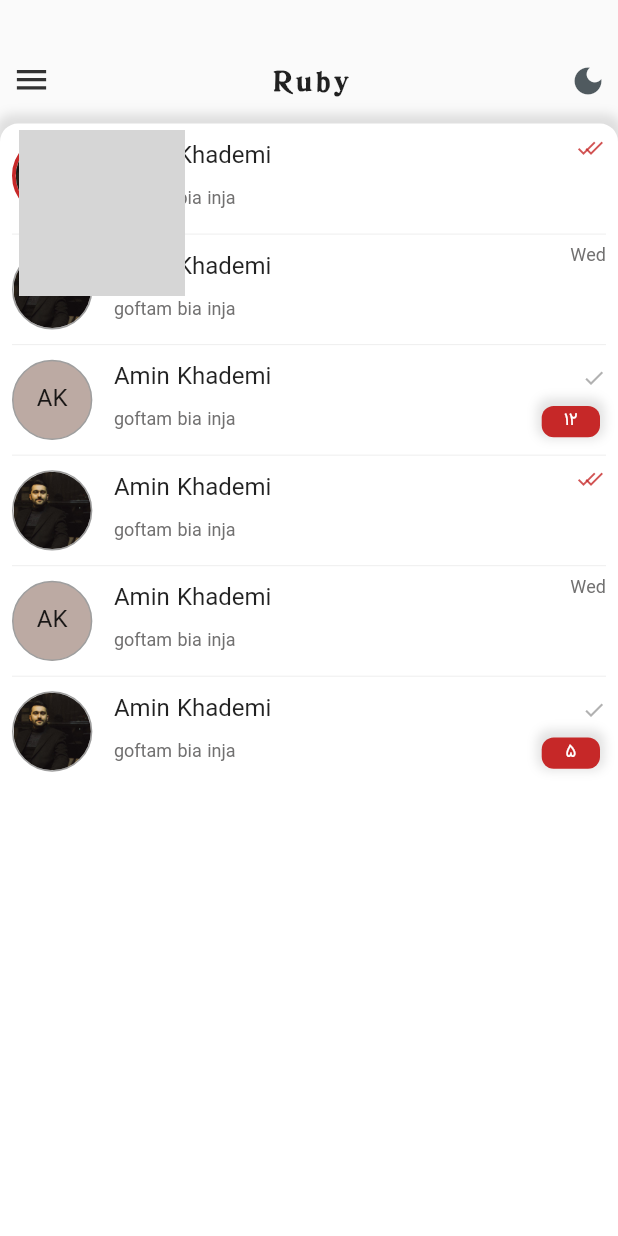
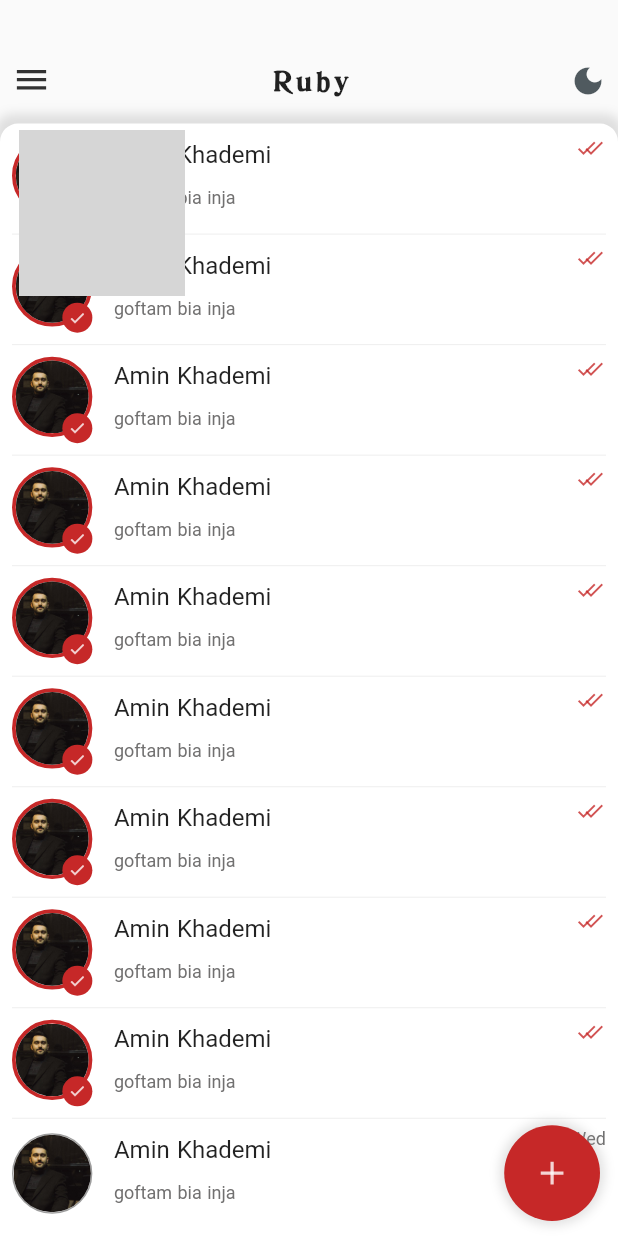
Before and after one commit to Amin397/ruby-messanger, a Flutter app: the HomeScreen screen opened directly, on a phone screen of 412 x 824 dp. Run offline on Flutter 3.47's test engine with Material 2 defaults, Android fonts, the phone set to English and light mode, and no system bars; drawn by our look-alikes of auto_size_text; our stand-ins replace dotted_border, flutter_staggered_animations, get, get_storage, image_cropper, image_picker and 4 more; accounts and stored records are empty; network calls fail; grey boxes are pictures that could not be loaded.

Commit message:
last update main new chat button completed

```diff
--- a/lib/Screens/Home/Controller/home_controller.dart
+++ b/lib/Screens/Home/Controller/home_controller.dart
@@ -7,7 +7,7 @@ import 'package:rubymessanger/main.dart';
 import 'package:web_socket_channel/web_socket_channel.dart';
 
 class HomeController extends GetxController
-    with GetSingleTickerProviderStateMixin {
+    with GetTickerProviderStateMixin {
 
   final GlobalKey scaffoldKey = GlobalKey<ScaffoldState>();
 
@@ -15,11 +15,94 @@ class HomeController extends GetxController
 
 
   late AnimationController animatedIconController;
+  late AnimationController animatedIconController1;
   RxBool isCollapsed = false.obs;
+  RxBool isNewChat = false.obs;
 
   RxBool isDark = false.obs;
+  RxBool scrollTop = true.obs;
 
   List<ChatModel> listOfChats = [
+    ChatModel(
+      fromMe: true,
+      delivered: true,
+      unreadMessage: 0.obs,
+      title: 'Amin Khademi',
+      image: 'assets/images/image.jpg',
+      lastMessage: 'goftam bia inja',
+      seen: true,
+      isSelected: true.obs,
+    ),
+    ChatModel(
+      fromMe: true,
+      delivered: true,
+      unreadMessage: 0.obs,
+      title: 'Amin Khademi',
+      image: 'assets/images/image.jpg',
+      lastMessage: 'goftam bia inja',
+      seen: true,
+      isSelected: true.obs,
+    ),
+    ChatModel(
+      fromMe: true,
+      delivered: true,
+      unreadMessage: 0.obs,
+      title: 'Amin Khademi',
+      image: 'assets/images/image.jpg',
+      lastMessage: 'goftam bia inja',
+      seen: true,
+      isSelected: true.obs,
+    ),
+    ChatModel(
+      fromMe: true,
+      delivered: true,
+      unreadMessage: 0.obs,
+      title: 'Amin Khademi',
+      image: 'assets/images/image.jpg',
+      lastMessage: 'goftam bia inja',
+      seen: true,
+      isSelected: true.obs,
+    ),
+    ChatModel(
+      fromMe: true,
+      delivered: true,
+      unreadMessage: 0.obs,
+      title: 'Amin Khademi',
+      image: 'assets/images/image.jpg',
+      lastMessage: 'goftam bia inja',
+      seen: true,
+      isSelected: true.obs,
+    ),
+    ChatModel(
+      fromMe: true,
+      delivered: true,
+      unreadMessage: 0.obs,
+      title: 'Amin Khademi',
+      image: 'assets/images/image.jpg',
+      lastMessage: 'goftam bia inja',
+      seen: true,
+      isSelected: true.obs,
+    ),
+    ChatModel(
+      fromMe: true,
+      delivered: true,
+      unreadMessage: 0.obs,
+      title: 'Amin Khademi',
+      image: 'assets/images/image.jpg',
+      lastMessage: 'goftam bia inja',
+      seen: true,
+      isSelected: true.obs,
+    ),
+    ChatModel(
+      fromMe: true,
+      delivered: true,
+      unreadMessage: 0.obs,
+      title: 'Amin Khademi',
+      image: 'assets/images/image.jpg',
+      lastMessage: 'goftam bia inja',
+      seen: true,
+      isSelected: true.obs,
+    ),
     ChatModel(
       fromMe: true,
       delivered: true,
@@ -82,14 +165,23 @@ class HomeController extends GetxController
     ),
   ];
 
+   late ScrollController scrollController;
+
   @override
   void onInit() {
     super.onInit();
+
+    scrollController = ScrollController(initialScrollOffset: 0.0);
 
     if (Get.isDarkMode) {
       isDark(true);
     }
     animatedIconController = AnimationController(
+      vsync: this,
+      duration: const Duration(milliseconds: 300),
+      reverseDuration: const Duration(milliseconds: 300),
+    );
+    animatedIconController1 = AnimationController(
       vsync: this,
       duration: const Duration(milliseconds: 300),
       reverseDuration: const Duration(milliseconds: 300),
@@ -113,6 +205,18 @@ class HomeController extends GetxController
       isCollapsed(true);
     }
     update(['menu']);
+  }
+
+  void newChat() async {
+
+    if (isNewChat.isTrue) {
+      animatedIconController1.reverse();
+      isNewChat(false);
+    } else {
+      animatedIconController1.forward();
+      isNewChat(true);
+    }
+    update(['newChat']);
   }
 
   void changeTheme() {
@@ -149,4 +253,13 @@ class HomeController extends GetxController
     super.dispose();
   }
 
+  void scrollList(ScrollUpdateNotification t) {
+    if(t.scrollDelta! < 0){
+      scrollTop(true);
+    }else{
+      scrollTop(false);
+    }
+    // print(t.scrollDelta);
+  }
+
 }
--- /dev/null
+++ b/lib/Screens/Home/View/Widget/build_floating_create_new_chat_button_widget.dart
@@ -0,0 +1,54 @@
+import 'package:flutter/material.dart';
+import 'package:get/get.dart';
+import 'package:rubymessanger/Const/ColorUtils.dart';
+import 'package:rubymessanger/Screens/Home/Controller/home_controller.dart';
+import 'package:rubymessanger/Utils/view_utils.dart';
+
+class BuildFloatingCreateNewChatButtonWidget extends StatelessWidget {
+  const BuildFloatingCreateNewChatButtonWidget(
+      {Key? key, required this.controller})
+      : super(key: key);
+
+  final HomeController controller;
+
+  @override
+  Widget build(BuildContext context) {
+    return Obx(
+      () => AnimatedPositioned(
+        right: 12.0,
+        bottom: (controller.scrollTop.isTrue) ? 10.0 : -100,
+        duration: const Duration(milliseconds: 220),
+        child: _buildNewChatButton(),
+      ),
+    );
+  }
+
+  Widget _buildNewChatButton() {
+    return GestureDetector(
+      onTap: () {
+        controller.newChat();
+      },
+      child: Container(
+        height: Get.width * .155,
+        width: Get.width * .155,
+        decoration: BoxDecoration(
+          color: ColorUtils.mainColor,
+          shape: BoxShape.circle,
+          boxShadow: ViewUtils.shadow(),
+        ),
+        child: Center(
+          child: GetBuilder(
+            id: 'newChat',
+            init: controller,
+            builder: (ctx) => AnimatedIcon(
+              size: 26,
+              color: Colors.white,
+              icon: AnimatedIcons.add_event,
+              progress: controller.animatedIconController1,
+            ),
+          ),
+        ),
+      ),
+    );
+  }
+}
--- a/lib/Screens/Home/View/Widget/home_back_widget.dart
+++ b/lib/Screens/Home/View/Widget/home_back_widget.dart
@@ -34,13 +34,16 @@ class HomeBackWidget extends StatelessWidget {
                     BuildProfilePart(
                       controller: controller,
                     ),
-                    Divider(),
+                    const Divider(),
                     _buildMenuItem(
                         icon: const Icon(
                           Icons.settings,
                         ),
                         text: 'Setting'),
-                    _buildMenuItem(icon: Icon(Icons.info), text: 'Info'),
+                    _buildMenuItem(
+                      icon: Icon(Icons.info),
+                      text: 'Info',
+                    ),
                   ],
                 ),
               ),
--- a/lib/Screens/Home/View/Widget/home_front_widget.dart
+++ b/lib/Screens/Home/View/Widget/home_front_widget.dart
@@ -48,12 +48,14 @@ class HomeFrontWidget extends StatelessWidget {
               ),
             ),
             child: AnimationLimiter(
+              child: NotificationListener(
                 child: ListView.separated(
                   separatorBuilder: (BuildContext context, int index) => Divider(
                     color: Colors.grey[200],
                   ),
+                  controller: controller.scrollController,
                   itemCount: controller.listOfChats.length,
-                physics: const BouncingScrollPhysics(),
+                  // physics: const BouncingScrollPhysics(),
                   itemBuilder: (BuildContext context, int index) =>
                       AnimationConfiguration.staggeredList(
                         position: index,
@@ -67,6 +69,27 @@ class HomeFrontWidget extends StatelessWidget {
                         ),
                       ),
                 ),
+                onNotification: (ScrollUpdateNotification t) {
+                  // print(controller.scrollController.position.activity!.delegate.axisDirection.name);
+                  // print(t.dragDetails!.delta.direction);
+                  // print(t.dragDetails!.globalPosition.dy);
+                  // if (t.metrics.atEdge) {
+                  //   if (t.metrics.pixels == 0) {
+                  //     print('At top');
+                  //   } else {
+                  //     print('At bottom');
+                  //   }
+                  // }
+                  // print(t.metrics.axisDirection.index);
+                  // if (t is ScrollStartNotification) {
+                    // print("scroll");
+                    // print("detail:"+t.dragDetails.toString());
+                    /// your code
+                    ///
+                  controller.scrollList(t);
+                 return true;
+                },
+              ),
             ),
           ),
         ),
--- a/lib/Screens/Home/View/home_screen.dart
+++ b/lib/Screens/Home/View/home_screen.dart
@@ -1,6 +1,10 @@
+import 'package:auto_size_text/auto_size_text.dart';
 import 'package:flutter/material.dart';
 import 'package:get/get.dart';
+import 'package:rubymessanger/Const/ColorUtils.dart';
 import 'package:rubymessanger/Screens/Home/Controller/home_controller.dart';
+import 'package:rubymessanger/Screens/Home/View/Widget/build_floating_create_new_chat_button_widget.dart';
+import 'package:rubymessanger/Utils/view_utils.dart';
 import 'Widget/home_back_widget.dart';
 import 'Widget/home_front_widget.dart';
 
@@ -18,18 +22,145 @@ class HomeScreen extends StatelessWidget {
         body: SizedBox(
           height: Get.height,
           width: Get.width,
-          child: Stack(
+          child: Obx(
+            () => Stack(
               children: [
                 HomeBackWidget(
                   controller: controller,
                 ),
                 HomeFrontWidget(
-                controller:controller,
-              )
+                  controller: controller,
+                ),
+                (controller.isNewChat.isTrue)
+                    ? _buildNewChatBackground()
+                    : const SizedBox(),
+                BuildFloatingCreateNewChatButtonWidget(
+                  controller: controller,
+                ),
+                _buildCreateNewChat(),
+                _buildCreateNewGroup(),
+                _buildCreateNewChannel(),
               ],
+            ),
           ),
         ),
       ),
     );
   }
+
+  Widget _buildNewChatBackground() {
+    return GestureDetector(
+      onTap: () {
+        controller.newChat();
+      },
+      child: AnimatedContainer(
+        duration: const Duration(milliseconds: 200),
+        height: (controller.scrollTop.isTrue) ? Get.height : 0.0,
+        width: Get.width,
+        color: (Get.isDarkMode)
+            ? ColorUtils.mainDarkColor.withOpacity(.9)
+            : Colors.white.withOpacity(.9),
+      ),
+    );
   }
+
+  Widget _buildCreateNewChannel() {
+    return AnimatedPositioned(
+      bottom: Get.width * .22,
+      left: (controller.isNewChat.isTrue) ? Get.width * .55 : -200,
+      duration: const Duration(milliseconds: 300),
+      child: Container(
+        height: 50.0,
+        width: Get.width * .4,
+        decoration: BoxDecoration(
+          color: Colors.blue,
+          boxShadow: ViewUtils.shadow(),
+          borderRadius: const BorderRadius.only(
+            topLeft: Radius.circular(50.0),
+            bottomLeft: Radius.circular(50.0),
+            topRight: Radius.circular(50.0),
+          ),
+        ),
+        child: _buildNewCardDetail(
+          icon: Icons.notification_add,
+          title: 'New Channel',
+        ),
+      ),
+    );
+  }
+
+  Widget _buildCreateNewGroup() {
+    return AnimatedPositioned(
+      bottom: Get.width * .38,
+      left: (controller.isNewChat.isTrue) ? Get.width * .55 : -200,
+      duration: const Duration(milliseconds: 350),
+      child: Container(
+        height: 50.0,
+        width: Get.width * .4,
+        decoration: BoxDecoration(
+          color: Colors.blue,
+          boxShadow: ViewUtils.shadow(),
+          borderRadius: const BorderRadius.only(
+            topLeft: Radius.circular(50.0),
+            bottomLeft: Radius.circular(50.0),
+            topRight: Radius.circular(50.0),
+          ),
+        ),
+        child: _buildNewCardDetail(
+          icon: Icons.group_add,
+          title: 'New Group',
+        ),
+      ),
+    );
+  }
+
+  Widget _buildCreateNewChat() {
+    return AnimatedPositioned(
+      bottom: Get.width * .54,
+      left: (controller.isNewChat.isTrue) ? Get.width * .55 : -200,
+      duration: const Duration(milliseconds: 400),
+      child: Container(
+        height: 50.0,
+        width: Get.width * .4,
+        decoration: BoxDecoration(
+          color: Colors.blue,
+          boxShadow: ViewUtils.shadow(),
+          borderRadius: const BorderRadius.only(
+            topLeft: Radius.circular(50.0),
+            bottomLeft: Radius.circular(50.0),
+            topRight: Radius.circular(50.0),
+          ),
+        ),
+        child: _buildNewCardDetail(
+          icon: Icons.person_add,
+          title: 'New Chat',
+        ),
+      ),
+    );
+  }
+
+  Widget _buildNewCardDetail({
+    required IconData icon,
+    required String title,
+  }) {
+    return Row(
+      mainAxisAlignment: MainAxisAlignment.center,
+      children: [
+        Icon(
+          icon,
+          color: Colors.white,
+        ),
+        const SizedBox(
+          width: 8.0,
+        ),
+        AutoSizeText(
+          title,
+          style: const TextStyle(
+            color: Colors.white,
+            fontSize: 16.0,
+          ),
+        )
+      ],
+    );
+  }
+}
```
Lines whose indentation alone changed are shown as unchanged.
